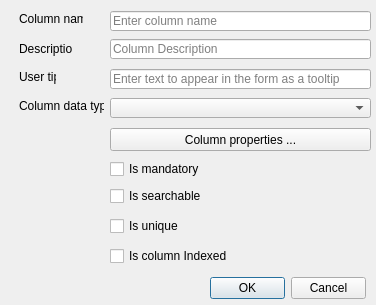
Before: the Qt Designer form ui/wizard/ui_column_editor.ui in gltn/stdm, drawn with Qt 5.
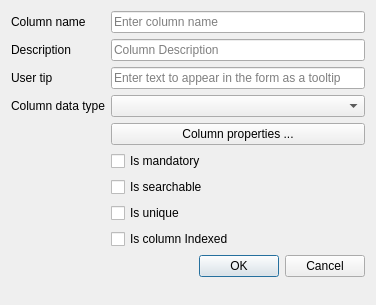
After: the same form once the commit is applied.

Commit message: Added layouts on all property editors

```diff
--- a/ui/wizard/ui_column_editor.ui
+++ b/ui/wizard/ui_column_editor.ui
@@ -13,190 +13,75 @@
   <property name="windowTitle">
    <string>Column editor</string>
   </property>
-  <widget class="QDialogButtonBox" name="buttonBox">
-   <property name="geometry">
-    <rect>
-     <x>210</x>
-     <y>277</y>
-     <width>156</width>
-     <height>23</height>
-    </rect>
-   </property>
-   <property name="orientation">
-    <enum>Qt::Horizontal</enum>
-   </property>
-   <property name="standardButtons">
-    <set>QDialogButtonBox::Cancel|QDialogButtonBox::Ok</set>
-   </property>
-  </widget>
-  <widget class="QLineEdit" name="edtUserTip">
-   <property name="geometry">
-    <rect>
-     <x>110</x>
-     <y>69</y>
-     <width>261</width>
-     <height>20</height>
-    </rect>
-   </property>
-   <property name="text">
-    <string/>
-   </property>
-   <property name="placeholderText">
-    <string>Enter text to appear in the form as a tooltip</string>
-   </property>
-  </widget>
-  <widget class="QCheckBox" name="cbUnique">
-   <property name="geometry">
-    <rect>
-     <x>110</x>
-     <y>218</y>
-     <width>91</width>
-     <height>16</height>
-    </rect>
-   </property>
-   <property name="text">
-    <string>Is unique</string>
-   </property>
-  </widget>
-  <widget class="QLabel" name="label_3">
-   <property name="geometry">
-    <rect>
-     <x>19</x>
-     <y>41</y>
-     <width>53</width>
-     <height>16</height>
-    </rect>
-   </property>
-   <property name="text">
-    <string>Description</string>
-   </property>
-  </widget>
+  <layout class="QFormLayout" name="formLayout">
+   <item row="0" column="0">
   <widget class="QLabel" name="label_2">
-   <property name="geometry">
-    <rect>
-     <x>19</x>
-     <y>11</y>
-     <width>64</width>
-     <height>16</height>
-    </rect>
-   </property>
    <property name="text">
     <string>Column name</string>
    </property>
   </widget>
-  <widget class="QLabel" name="label_4">
-   <property name="geometry">
-    <rect>
-     <x>19</x>
-     <y>98</y>
-     <width>85</width>
-     <height>16</height>
-    </rect>
-   </property>
-   <property name="text">
-    <string>Column data type</string>
-   </property>
-  </widget>
+   </item>
+   <item row="0" column="1">
   <widget class="QLineEdit" name="edtColName">
-   <property name="geometry">
-    <rect>
-     <x>110</x>
-     <y>11</y>
-     <width>261</width>
-     <height>20</height>
-    </rect>
-   </property>
    <property name="placeholderText">
     <string>Enter column name</string>
    </property>
   </widget>
+   </item>
+   <item row="2" column="0">
+    <widget class="QLabel" name="label_3">
+     <property name="text">
+      <string>Description</string>
+     </property>
+    </widget>
+   </item>
+   <item row="2" column="1">
   <widget class="QLineEdit" name="edtColDesc">
-   <property name="geometry">
-    <rect>
-     <x>110</x>
-     <y>39</y>
-     <width>261</width>
-     <height>20</height>
-    </rect>
-   </property>
    <property name="placeholderText">
     <string>Column Description</string>
    </property>
   </widget>
+   </item>
+   <item row="4" column="0">
   <widget class="QLabel" name="label_11">
-   <property name="geometry">
-    <rect>
-     <x>19</x>
-     <y>69</y>
-     <width>37</width>
-     <height>16</height>
-    </rect>
-   </property>
    <property name="text">
     <string>User tip</string>
    </property>
   </widget>
-  <widget class="QCheckBox" name="cbSearch">
-   <property name="geometry">
-    <rect>
-     <x>110</x>
-     <y>188</y>
-     <width>91</width>
-     <height>16</height>
-    </rect>
-   </property>
+   </item>
+   <item row="4" column="1">
+    <widget class="QLineEdit" name="edtUserTip">
    <property name="text">
-    <string>Is searchable</string>
-   </property>
-  </widget>
-  <widget class="QCheckBox" name="cbIndex">
-   <property name="geometry">
-    <rect>
-     <x>110</x>
-     <y>248</y>
-     <width>121</width>
-     <height>16</height>
-    </rect>
-   </property>
+      <string/>
+     </property>
+     <property name="placeholderText">
+      <string>Enter text to appear in the form as a tooltip</string>
+     </property>
+    </widget>
+   </item>
+   <item row="6" column="0">
+    <widget class="QLabel" name="label_4">
    <property name="text">
-    <string>Is column Indexed</string>
-   </property>
-  </widget>
+      <string>Column data type</string>
+     </property>
+    </widget>
+   </item>
+   <item row="6" column="1">
   <widget class="QComboBox" name="cboDataType">
-   <property name="geometry">
-    <rect>
-     <x>110</x>
-     <y>98</y>
-     <width>261</width>
-     <height>20</height>
-    </rect>
-   </property>
    <property name="editable">
     <bool>false</bool>
    </property>
   </widget>
+   </item>
+   <item row="8" column="1">
   <widget class="QPushButton" name="btnColProp">
-   <property name="geometry">
-    <rect>
-     <x>110</x>
-     <y>128</y>
-     <width>261</width>
-     <height>23</height>
-    </rect>
-   </property>
    <property name="text">
     <string>Column properties ...</string>
    </property>
   </widget>
+   </item>
+   <item row="10" column="1">
   <widget class="QCheckBox" name="cbMandt">
-   <property name="geometry">
-    <rect>
-     <x>110</x>
-     <y>161</y>
-     <width>111</width>
-     <height>16</height>
-    </rect>
-   </property>
    <property name="text">
     <string>Is mandatory</string>
    </property>
@@ -204,6 +89,39 @@
     <bool>false</bool>
    </property>
   </widget>
+   </item>
+   <item row="12" column="1">
+    <widget class="QCheckBox" name="cbSearch">
+     <property name="text">
+      <string>Is searchable</string>
+     </property>
+    </widget>
+   </item>
+   <item row="13" column="1">
+    <widget class="QCheckBox" name="cbUnique">
+     <property name="text">
+      <string>Is unique</string>
+     </property>
+    </widget>
+   </item>
+   <item row="14" column="1">
+    <widget class="QCheckBox" name="cbIndex">
+     <property name="text">
+      <string>Is column Indexed</string>
+     </property>
+    </widget>
+   </item>
+   <item row="16" column="1">
+    <widget class="QDialogButtonBox" name="buttonBox">
+     <property name="orientation">
+      <enum>Qt::Horizontal</enum>
+     </property>
+     <property name="standardButtons">
+      <set>QDialogButtonBox::Cancel|QDialogButtonBox::Ok</set>
+     </property>
+    </widget>
+   </item>
+  </layout>
  </widget>
  <tabstops>
   <tabstop>edtColName</tabstop>
```
Lines whose indentation alone changed are shown as unchanged. The commit also changes 20 other files.
